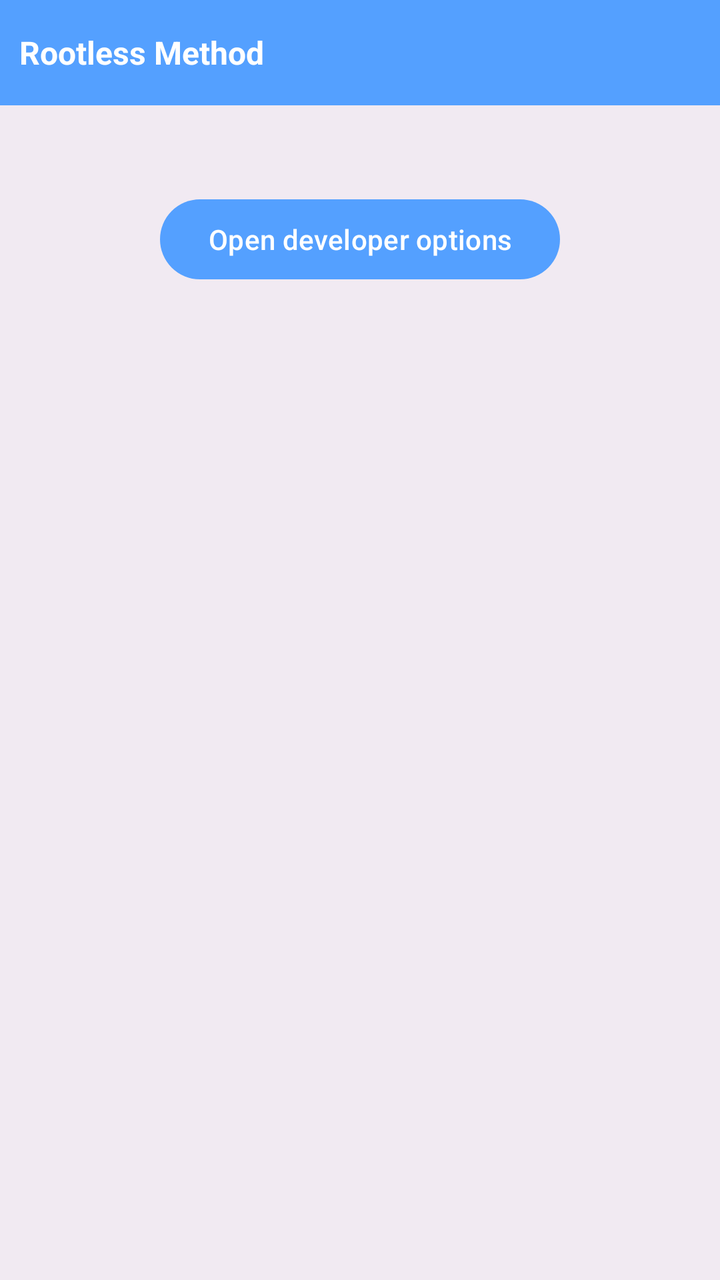
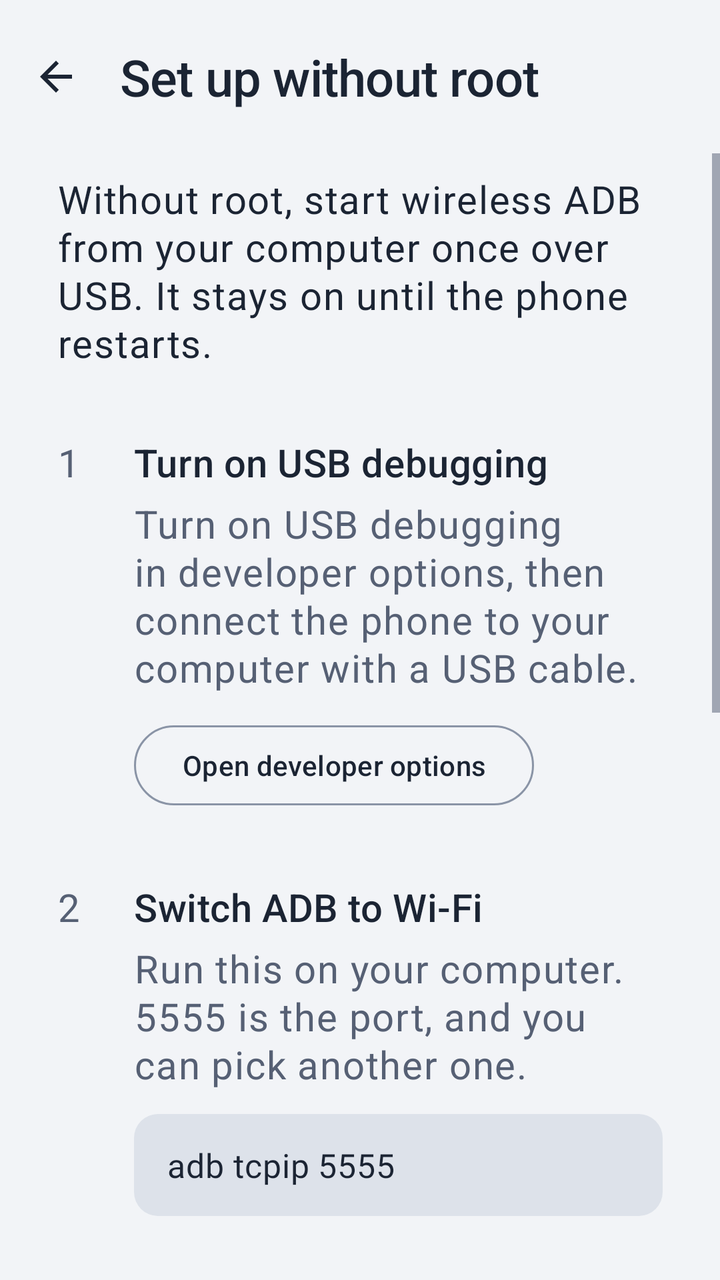

Screens rendered from an Android XML layout before and after an edit, with the pre-edit source and the edit as a unified diff.
<!-- AndroidManifest.xml: application theme Theme.AdbWifi -->
<!-- res/layout/activity_rootless.xml -->
<?xml version="1.0" encoding="utf-8"?>
<RelativeLayout xmlns:android="http://schemas.android.com/apk/res/android"
    xmlns:tools="http://schemas.android.com/tools"
    android:layout_width="match_parent"
    android:layout_height="match_parent"
    android:background="@color/layout_background"
    android:textDirection="ltr"
    tools:context="com.theshoqanebi.adbwifi.MainActivity">

    <RelativeLayout
        android:id="@+id/header"
        android:layout_width="match_parent"
        android:layout_height="@dimen/_44dp"
        android:background="@color/colorPrimary">

        <TextView
            android:layout_width="match_parent"
            android:layout_height="match_parent"
            android:gravity="center_vertical"
            android:paddingStart="@dimen/_8dp"
            android:paddingEnd="@dimen/_8dp"
            android:text="@string/rootless"
            android:textColor="@color/white"
            android:textSize="16sp"
            android:textStyle="bold" />
    </RelativeLayout>
    <ScrollView
        android:layout_width="match_parent"
        android:layout_height="match_parent"
        android:layout_below="@id/header">
        <RelativeLayout
            android:layout_width="match_parent"
            android:layout_height="wrap_content"
            android:paddingStart="@dimen/_8dp"
            android:paddingEnd="@dimen/_8dp"
            android:id="@+id/content">

            <TextView
                android:id="@+id/steps"
                android:layout_marginTop="@dimen/_8dp"
                android:layout_width="match_parent"
                android:layout_height="match_parent" />

            <Button
                android:id="@+id/openDeveloper"
                android:layout_below="@id/steps"
                android:layout_width="wrap_content"
                android:layout_height="wrap_content"
                android:layout_centerHorizontal="true"
                android:text="@string/developer_options_button"
                android:layout_alignParentBottom="true"
                android:layout_marginBottom="@dimen/_8dp"
                android:layout_marginTop="@dimen/_4dp"/>
        </RelativeLayout>
    </ScrollView>
</RelativeLayout>
<!-- resources referenced by this layout -->
<resources>
  <color name="colorPrimary">#54a0ff</color>
  <color name="layout_background">#0D000000</color>
  <color name="white">#FFFFFF</color>
  <dimen name="_44dp">44.00dp</dimen>
  <string name="rootless">Rootless Method</string>
  <style name="Base.Theme.AdbWifi" parent="Theme.Material3.Light.NoActionBar">
          <item name="colorPrimary">@color/colorPrimary</item>
          <item name="colorPrimaryVariant">@color/colorPrimaryVariant</item>
          <item name="colorOnPrimary">@color/white</item>
          <item name="android:statusBarColor">?attr/colorPrimaryVariant</item>
          <item name="android:windowLightStatusBar">true</item>
      </style>
  <color name="colorPrimaryVariant">#2e86de</color>
  <!-- unchanged entries left out for length: 4 -->
</resources>

<!-- the commit's change to res/layout/activity_rootless.xml (unified diff, before → after) -->
@@ -1,56 +1,259 @@
 <?xml version="1.0" encoding="utf-8"?>
-<RelativeLayout xmlns:android="http://schemas.android.com/apk/res/android"
+<LinearLayout xmlns:android="http://schemas.android.com/apk/res/android"
+    xmlns:app="http://schemas.android.com/apk/res-auto"
     xmlns:tools="http://schemas.android.com/tools"
     android:layout_width="match_parent"
     android:layout_height="match_parent"
-    android:background="@color/layout_background"
+    android:background="@color/fog"
+    android:orientation="vertical"
     android:textDirection="ltr"
-    tools:context="com.theshoqanebi.adbwifi.MainActivity">
-
-    <RelativeLayout
-        android:id="@+id/header"
+    tools:context="com.theshoqanebi.adbwifi.RootlessActivity">
+
+    <com.google.android.material.appbar.MaterialToolbar
+        android:id="@+id/toolbar"
         android:layout_width="match_parent"
-        android:layout_height="@dimen/_44dp"
-        android:background="@color/colorPrimary">
-
-        <TextView
-            android:layout_width="match_parent"
-            android:layout_height="match_parent"
-            android:gravity="center_vertical"
-            android:paddingStart="@dimen/_8dp"
-            android:paddingEnd="@dimen/_8dp"
-            android:text="@string/rootless"
-            android:textColor="@color/white"
-            android:textSize="16sp"
-            android:textStyle="bold" />
-    </RelativeLayout>
+        android:layout_height="@dimen/_64dp"
+        android:minHeight="@dimen/_64dp"
+        app:navigationContentDescription="@string/navigate_up"
+        app:navigationIcon="?attr/homeAsUpIndicator"
+        app:navigationIconTint="@color/ink"
+        app:title="@string/rootless"
+        app:titleTextAppearance="@style/TextAppearance.AdbWifi.Title" />
+
     <ScrollView
         android:layout_width="match_parent"
-        android:layout_height="match_parent"
-        android:layout_below="@id/header">
-        <RelativeLayout
+        android:layout_height="0dp"
+        android:layout_weight="1">
+
+        <LinearLayout
             android:layout_width="match_parent"
             android:layout_height="wrap_content"
-            android:paddingStart="@dimen/_8dp"
-            android:paddingEnd="@dimen/_8dp"
-            android:id="@+id/content">
+            android:orientation="vertical"
+            android:paddingStart="@dimen/_24dp"
+            android:paddingTop="@dimen/_8dp"
+            android:paddingEnd="@dimen/_24dp"
+            android:paddingBottom="@dimen/_40dp">
 
             <TextView
-                android:id="@+id/steps"
-                android:layout_marginTop="@dimen/_8dp"
-                android:layout_width="match_parent"
-                android:layout_height="match_parent" />
-
-            <Button
-                android:id="@+id/openDeveloper"
-                android:layout_below="@id/steps"
-                android:layout_width="wrap_content"
-                android:layout_height="wrap_content"
-                android:layout_centerHorizontal="true"
-                android:text="@string/developer_options_button"
-                android:layout_alignParentBottom="true"
-                android:layout_marginBottom="@dimen/_8dp"
-                android:layout_marginTop="@dimen/_4dp"/>
-        </RelativeLayout>
+                android:layout_width="match_parent"
+                android:layout_height="wrap_content"
+                android:text="@string/rootless_intro"
+                android:textAppearance="@style/TextAppearance.AdbWifi.Body"
+                android:textColor="@color/ink" />
+
+            <LinearLayout
+                android:layout_width="match_parent"
+                android:layout_height="wrap_content"
+                android:layout_marginTop="@dimen/_28dp"
+                android:orientation="horizontal">
+
+                <TextView
+                    android:layout_width="@dimen/_32dp"
+                    android:layout_height="wrap_content"
+                    android:importantForAccessibility="no"
+                    android:text="1"
+                    tools:ignore="HardcodedText"
+                    android:textAppearance="@style/TextAppearance.AdbWifi.Code"
+                    android:textColor="@color/slate_text"
+                    android:textSize="@dimen/_16sp" />
+
+                <LinearLayout
+                    android:layout_width="0dp"
+                    android:layout_height="wrap_content"
+                    android:layout_weight="1"
+                    android:orientation="vertical">
+
+                    <TextView
+                        android:layout_width="wrap_content"
+                        android:layout_height="wrap_content"
+                        android:text="@string/step_1_title"
+                        android:textAppearance="@style/TextAppearance.AdbWifi.StepTitle" />
+
+                    <TextView
+                        android:layout_width="match_parent"
+                        android:layout_height="wrap_content"
+                        android:layout_marginTop="@dimen/_4dp"
+                        android:text="@string/step_1_body"
+                        android:textAppearance="@style/TextAppearance.AdbWifi.Body" />
+
+                    <Button
+                        android:id="@+id/openDeveloper"
+                        style="@style/Widget.Material3.Button.OutlinedButton"
+                        android:layout_width="wrap_content"
+                        android:layout_height="wrap_content"
+                        android:layout_marginTop="@dimen/_10dp"
+                        android:text="@string/developer_options_button"
+                        android:textColor="@color/button_text" />
+                </LinearLayout>
+            </LinearLayout>
+
+            <LinearLayout
+                android:layout_width="match_parent"
+                android:layout_height="wrap_content"
+                android:layout_marginTop="@dimen/_28dp"
+                android:orientation="horizontal">
+
+                <TextView
+                    android:layout_width="@dimen/_32dp"
+                    android:layout_height="wrap_content"
+                    android:importantForAccessibility="no"
+                    android:text="2"
+                    tools:ignore="HardcodedText"
+                    android:textAppearance="@style/TextAppearance.AdbWifi.Code"
+                    android:textColor="@color/slate_text"
+                    android:textSize="@dimen/_16sp" />
+
+                <LinearLayout
+                    android:layout_width="0dp"
+                    android:layout_height="wrap_content"
+                    android:layout_weight="1"
+                    android:orientation="vertical">
+
+                    <TextView
+                        android:layout_width="wrap_content"
+                        android:layout_height="wrap_content"
+                        android:text="@string/step_2_title"
+                        android:textAppearance="@style/TextAppearance.AdbWifi.StepTitle" />
+
+                    <TextView
+                        android:layout_width="match_parent"
+                        android:layout_height="wrap_content"
+                        android:layout_marginTop="@dimen/_4dp"
+                        android:text="@string/step_2_body"
+                        android:textAppearance="@style/TextAppearance.AdbWifi.Body" />
+
+                    <TextView
+                        style="@style/Widget.AdbWifi.CodeBlock"
+                        android:layout_marginTop="@dimen/_10dp"
+                        android:text="@string/step_2_command" />
+                </LinearLayout>
+            </LinearLayout>
+
+            <LinearLayout
+                android:layout_width="match_parent"
+                android:layout_height="wrap_content"
+                android:layout_marginTop="@dimen/_28dp"
+                android:orientation="horizontal">
+
+                <TextView
+                    android:layout_width="@dimen/_32dp"
+                    android:layout_height="wrap_content"
+                    android:importantForAccessibility="no"
+                    android:text="3"
+                    tools:ignore="HardcodedText"
+                    android:textAppearance="@style/TextAppearance.AdbWifi.Code"
+                    android:textColor="@color/slate_text"
+                    android:textSize="@dimen/_16sp" />
+
+                <LinearLayout
+                    android:layout_width="0dp"
+                    android:layout_height="wrap_content"
+                    android:layout_weight="1"
+                    android:orientation="vertical">
+
+                    <TextView
+                        android:layout_width="wrap_content"
+                        android:layout_height="wrap_content"
+                        android:text="@string/step_3_title"
+                        android:textAppearance="@style/TextAppearance.AdbWifi.StepTitle" />
+
+                    <TextView
+                        android:layout_width="match_parent"
+                        android:layout_height="wrap_content"
+                        android:layout_marginTop="@dimen/_4dp"
+                        android:text="@string/step_3_body"
+                        android:textAppearance="@style/TextAppearance.AdbWifi.Body" />
+
+                    <TextView
+                        style="@style/Widget.AdbWifi.CodeBlock"
+                        android:layout_marginTop="@dimen/_10dp"
+                        android:text="@string/step_3_command" />
+                </LinearLayout>
+            </LinearLayout>
+
+            <LinearLayout
+                android:layout_width="match_parent"
+                android:layout_height="wrap_content"
+                android:layout_marginTop="@dimen/_28dp"
+                android:orientation="horizontal">
+
+                <TextView
+                    android:layout_width="@dimen/_32dp"
+                    android:layout_height="wrap_content"
+                    android:importantForAccessibility="no"
+                    android:text="4"
+                    tools:ignore="HardcodedText"
+                    android:textAppearance="@style/TextAppearance.AdbWifi.Code"
+                    android:textColor="@color/slate_text"
+                    android:textSize="@dimen/_16sp" />
+
+                <LinearLayout
+                    android:layout_width="0dp"
+                    android:layout_height="wrap_content"
+                    android:layout_weight="1"
+                    android:orientation="vertical">
+
+                    <TextView
+                        android:layout_width="wrap_content"
+                        android:layout_height="wrap_content"
+                        android:text="@string/step_4_title"
+                        android:textAppearance="@style/TextAppearance.AdbWifi.StepTitle" />
+
+                    <TextView
+                        android:layout_width="match_parent"
+                        android:layout_height="wrap_content"
+                        android:layout_marginTop="@dimen/_4dp"
+                        android:text="@string/step_4_body"
+                        android:textAppearance="@style/TextAppearance.AdbWifi.Body" />
+
+                    <TextView
+                        style="@style/Widget.AdbWifi.CodeBlock"
+                        android:layout_marginTop="@dimen/_10dp"
+                        android:text="@string/step_4_command" />
+                </LinearLayout>
+            </LinearLayout>
+
+            <LinearLayout
+                android:layout_width="match_parent"
+                android:layout_height="wrap_content"
+                android:layout_marginTop="@dimen/_28dp"
+                android:orientation="horizontal">
+
+                <TextView
+                    android:layout_width="@dimen/_32dp"
+                    android:layout_height="wrap_content"
+                    android:importantForAccessibility="no"
+                    android:text="5"
+                    tools:ignore="HardcodedText"
+                    android:textAppearance="@style/TextAppearance.AdbWifi.Code"
+                    android:textColor="@color/slate_text"
+                    android:textSize="@dimen/_16sp" />
+
+                <LinearLayout
+                    android:layout_width="0dp"
+                    android:layout_height="wrap_content"
+                    android:layout_weight="1"
+                    android:orientation="vertical">
+
+                    <TextView
+                        android:layout_width="wrap_content"
+                        android:layout_height="wrap_content"
+                        android:text="@string/step_5_title"
+                        android:textAppearance="@style/TextAppearance.AdbWifi.StepTitle" />
+
+                    <TextView
+                        android:layout_width="match_parent"
+                        android:layout_height="wrap_content"
+                        android:layout_marginTop="@dimen/_4dp"
+                        android:text="@string/step_5_body"
+                        android:textAppearance="@style/TextAppearance.AdbWifi.Body" />
+
+                    <TextView
+                        style="@style/Widget.AdbWifi.CodeBlock"
+                        android:layout_marginTop="@dimen/_10dp"
+                        android:text="@string/step_5_command" />
+                </LinearLayout>
+            </LinearLayout>
+        </LinearLayout>
     </ScrollView>
-</RelativeLayout>
+</LinearLayout>
<!-- resource entries referenced after the edit -->
@@ -1,18 +1,102 @@
 <!-- resources referenced by this layout -->
 <resources>
-  <color name="colorPrimary">#54a0ff</color>
-  <color name="layout_background">#0D000000</color>
-  <color name="white">#FFFFFF</color>
-  <dimen name="_44dp">44.00dp</dimen>
-  <string name="rootless">Rootless Method</string>
-  <style name="Base.Theme.AdbWifi" parent="Theme.Material3.Light.NoActionBar">
-          <item name="colorPrimary">@color/colorPrimary</item>
-          <item name="colorPrimaryVariant">@color/colorPrimaryVariant</item>
-          <item name="colorOnPrimary">@color/white</item>
-          <item name="android:statusBarColor">?attr/colorPrimaryVariant</item>
-          <item name="android:windowLightStatusBar">true</item>
+  <color name="fog">#F2F4F7</color>
+  <color name="ink">#1B2433</color>
+  <color name="slate_text">#566074</color>
+  <dimen name="_10dp">10.00dp</dimen>
+  <dimen name="_16sp">16.00sp</dimen>
+  <dimen name="_24dp">24.00dp</dimen>
+  <dimen name="_28dp">28.00dp</dimen>
+  <dimen name="_32dp">32.00dp</dimen>
+  <dimen name="_40dp">40.00dp</dimen>
+  <dimen name="_64dp">64.00dp</dimen>
+  <string name="navigate_up">Back</string>
+  <string name="rootless">Set up without root</string>
+  <string name="rootless_intro">Without root, start wireless ADB from your computer once over USB. It stays on until the phone restarts.</string>
+  <string name="step_1_body">Turn on USB debugging in developer options, then connect the phone to your computer with a USB cable.</string>
+  <string name="step_1_title">Turn on USB debugging</string>
+  <string name="step_2_body">Run this on your computer. 5555 is the port, and you can pick another one.</string>
+  <string name="step_2_command" translatable="false">adb tcpip 5555</string>
+  <string name="step_2_title">Switch ADB to Wi-Fi</string>
+  <string name="step_3_body">Look in Settings &gt; About phone &gt; Status, or run:</string>
+  <string name="step_3_command" translatable="false">adb shell ip addr show wlan0</string>
+  <string name="step_3_title">Find the phone\'s IP address</string>
+  <string name="step_4_body">Unplug the cable and connect using the phone\'s IP address.</string>
+  <string name="step_4_command" translatable="false">adb connect &lt;phone-ip&gt;:5555</string>
+  <string name="step_4_title">Connect over Wi-Fi</string>
+  <string name="step_5_body">The phone should appear in the list with its IP address.</string>
+  <string name="step_5_command" translatable="false">adb devices</string>
+  <string name="step_5_title">Check the connection</string>
+  <style name="TextAppearance.AdbWifi.Body" parent="TextAppearance.Material3.BodyLarge">
+          <item name="android:textSize">@dimen/_16sp</item>
+          <item name="android:textColor">@color/slate_text</item>
+          <item name="android:lineSpacingMultiplier">1.3</item>
       </style>
-  <color name="colorPrimaryVariant">#2e86de</color>
+  <style name="TextAppearance.AdbWifi.Code" parent="TextAppearance.Material3.BodyMedium">
+          <item name="android:fontFamily">@font/jetbrains_mono_medium</item>
+          <item name="fontFamily">@font/jetbrains_mono_medium</item>
+          <item name="android:textSize">@dimen/_14sp</item>
+          <item name="android:textColor">@color/ink</item>
+      </style>
+  <style name="TextAppearance.AdbWifi.StepTitle" parent="TextAppearance.Material3.TitleMedium">
+          <item name="android:textSize">@dimen/_16sp</item>
+          <item name="android:fontFamily">sans-serif-medium</item>
+          <item name="fontFamily">sans-serif-medium</item>
+          <item name="android:textColor">@color/ink</item>
+      </style>
+  <style name="TextAppearance.AdbWifi.Title" parent="TextAppearance.Material3.TitleLarge">
+          <item name="android:textSize">@dimen/_21sp</item>
+          <item name="android:fontFamily">sans-serif-medium</item>
+          <item name="fontFamily">sans-serif-medium</item>
+          <item name="android:textColor">@color/ink</item>
+          <item name="android:letterSpacing">-0.01</item>
+      </style>
+  <style name="Widget.AdbWifi.CodeBlock" parent="">
+          <item name="android:layout_width">match_parent</item>
+          <item name="android:layout_height">wrap_content</item>
+          <item name="android:background">@drawable/code_block</item>
+          <item name="android:paddingStart">@dimen/_14dp</item>
+          <item name="android:paddingEnd">@dimen/_14dp</item>
+          <item name="android:paddingTop">@dimen/_12dp</item>
+          <item name="android:paddingBottom">@dimen/_12dp</item>
+          <item name="android:textAppearance">@style/TextAppearance.AdbWifi.Code</item>
+          <item name="android:textIsSelectable">true</item>
+      </style>
+  <dimen name="_14sp">14.00sp</dimen>
+  <dimen name="_21sp">21.00sp</dimen>
+  <!-- drawable code_block (drawable) -->
+  <?xml version="1.0" encoding="utf-8"?>
+  <shape xmlns:android="http://schemas.android.com/apk/res/android"
+  	android:shape="rectangle">
+  	<corners android:radius="@dimen/_10dp" />
+  	<solid android:color="@color/mist" />
+  </shape>
+  <dimen name="_14dp">14.00dp</dimen>
+  <dimen name="_12dp">12.00dp</dimen>
+  <style name="Base.Theme.AdbWifi" parent="Theme.Material3.DayNight.NoActionBar">
+          <item name="colorPrimary">@color/ink</item>
+          <item name="colorOnPrimary">@color/fog</item>
+          <item name="colorSecondary">@color/amber</item>
+          <item name="colorOnSecondary">@color/ink</item>
+          <item name="colorError">@color/error</item>
+          <item name="colorSurface">@color/fog</item>
+          <item name="colorOnSurface">@color/ink</item>
+          <item name="colorOnSurfaceVariant">@color/slate_text</item>
+          <item name="colorSurfaceContainerHigh">@color/fog</item>
+          <item name="colorOutline">@color/slate</item>
+          <item name="android:colorBackground">@color/fog</item>
+          <item name="android:windowBackground">@color/fog</item>
+          <item name="android:textColorPrimary">@color/ink</item>
+          <item name="android:textColorSecondary">@color/slate_text</item>
+          <item name="android:statusBarColor">@android:color/transparent</item>
+          <item name="android:navigationBarColor">@android:color/transparent</item>
+          <item name="android:windowLightStatusBar">@bool/light_system_bars</item>
+          <item name="android:windowLightNavigationBar" tools:targetApi="27">@bool/light_system_bars</item>
+      </style>
+  <color name="mist">#DDE2EA</color>
+  <color name="amber">#F5A400</color>
+  <color name="error">#C8362E</color>
+  <color name="slate">#8A94A6</color>
   <!-- unchanged entries left out for length: 4 -->
 </resources>
 
